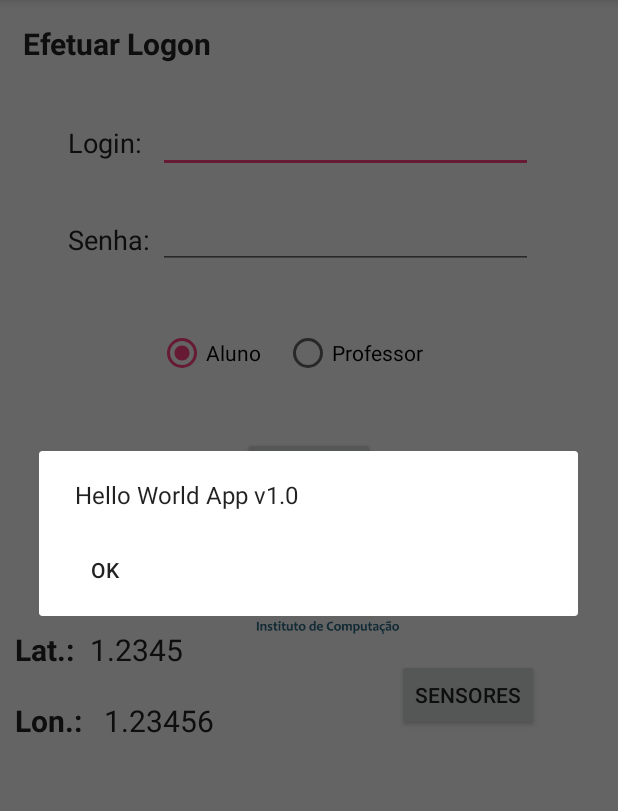
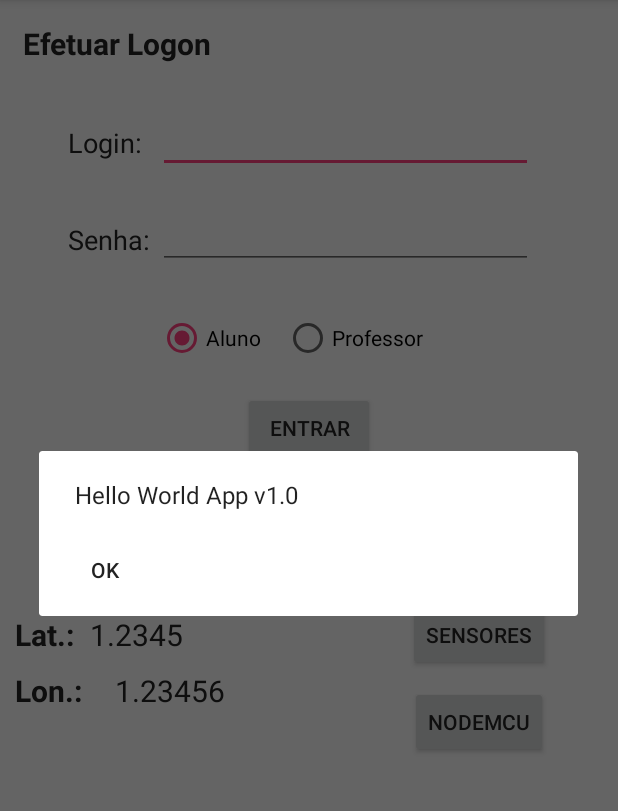
Before and after one commit to RobsonRojas/AndroidTraining, an Android app: the screen it shows after launch (MainActivity), in the options menu, after a tap on "Sobre", on a phone screen of 412 x 824 dp, the part 84-895 px from its top. Run offline under Robolectric (Android 15) with nearby library versions, the phone set to English and light mode, and no system bars; libraries missing offline, so code that uses them is left out: org.eclipse.paho.

Commit message:
Added node mcu screen

```diff
--- a/HelloWorldv10/app/src/main/java/br/edu/ufam/icomp/helloworldv10/MainActivity.java
+++ b/HelloWorldv10/app/src/main/java/br/edu/ufam/icomp/helloworldv10/MainActivity.java
@@ -37,10 +37,7 @@ import java.net.URL;
 
 import javax.net.ssl.HttpsURLConnection;
 
-public class MainActivity extends AppCompatActivity implements SensorEventListener {
-    private Sensor acel, mag, gir;
-    private SensorManager sensorManager;
-
+public class MainActivity extends AppCompatActivity {
     @Override
     protected void onCreate(Bundle savedInstanceState) {
         super.onCreate(savedInstanceState);
@@ -49,11 +46,6 @@ public class MainActivity extends AppCompatActivity implements SensorEventListen
 
         LocationManager locationManager
                 = (LocationManager) this.getSystemService(Context.LOCATION_SERVICE);
-        sensorManager = (SensorManager) getSystemService(Context.SENSOR_SERVICE);
-
-        acel = sensorManager.getDefaultSensor(Sensor.TYPE_ACCELEROMETER);
-        mag = sensorManager.getDefaultSensor(Sensor.TYPE_MAGNETIC_FIELD);
-        gir = sensorManager.getDefaultSensor(Sensor.TYPE_GYROSCOPE);
 
         final TextView latitude = findViewById(R.id.latitude);
         final TextView longitude = findViewById(R.id.longitude);
@@ -193,20 +185,12 @@ public class MainActivity extends AppCompatActivity implements SensorEventListen
     protected void onResume() {
         super.onResume();
         Log.i("HelloDebug", "Método onResume executado ...");
-
-        sensorManager.registerListener(this, acel, SensorManager.SENSOR_DELAY_NORMAL);
-        sensorManager.registerListener(this, mag, SensorManager.SENSOR_DELAY_NORMAL);
-        sensorManager.registerListener(this, gir, SensorManager.SENSOR_DELAY_NORMAL);
     }
 
     @Override
     protected void onPause() {
         super.onPause();
         Log.i("HelloDebug", "Método onPause executado ...");
-
-        sensorManager.unregisterListener(this, acel);
-        sensorManager.unregisterListener(this, mag);
-        sensorManager.unregisterListener(this, gir);
     }
 
     @Override
@@ -227,20 +211,8 @@ public class MainActivity extends AppCompatActivity implements SensorEventListen
         startActivity(intent);
     }
 
-    @Override
-    public void onSensorChanged(SensorEvent event) {
-        if (event.sensor.getType() == Sensor.TYPE_ACCELEROMETER
-                || event.sensor.getType() == Sensor.TYPE_MAGNETIC_FIELD
-                || event.sensor.getType() == Sensor.TYPE_GYROSCOPE) {
-
-
-            Intent intent = new Intent(this, BemVindoActivity.class);
-            startActivity(intent);
-        }
-    }
-
-    @Override
-    public void onAccuracyChanged(Sensor sensor, int accuracy) {
-
+    public void onButtonNodeMCUClick(View view) {
+        Intent intent = new Intent(this, NodeActivity.class);
+        startActivity(intent);
     }
 }
--- /dev/null
+++ b/HelloWorldv10/app/src/main/java/br/edu/ufam/icomp/helloworldv10/NodeActivity.java
@@ -0,0 +1,33 @@
+package br.edu.ufam.icomp.helloworldv10;
+
+import android.support.v7.app.AppCompatActivity;
+import android.os.Bundle;
+import android.view.View;
+import android.widget.EditText;
+import android.widget.TextView;
+
+import org.eclipse.paho.client.mqttv3.MqttClient;
+
+public class NodeActivity extends AppCompatActivity {
+
+    EditText endereco;
+    TextView led, ldr;
+    MqttClient mqtt;
+
+    @Override
+    protected void onCreate(Bundle savedInstanceState) {
+        super.onCreate(savedInstanceState);
+        setContentView(R.layout.activity_node);
+
+        endereco = findViewById(R.id.nodeEndereco);
+        endereco.setText("200.17.48.151");
+        led = findViewById(R.id.nodeLed);
+        ldr = findViewById(R.id.nodeLdr);
+    }
+
+    public void atualizarClicado(View view) {
+    }
+
+    public void ledClicado(View view) {
+    }
+}
--- a/HelloWorldv10/app/src/main/res/layout/activity_main.xml
+++ b/HelloWorldv10/app/src/main/res/layout/activity_main.xml
@@ -64,7 +64,7 @@
         android:id="@+id/radioTipo"
         android:layout_width="wrap_content"
         android:layout_height="wrap_content"
-        android:layout_marginTop="40dp"
+        android:layout_marginTop="30dp"
         android:orientation="horizontal"
         app:layout_constraintLeft_toLeftOf="@id/editSenha"
         app:layout_constraintTop_toBottomOf="@id/editSenha">
@@ -87,7 +87,7 @@
         android:id="@+id/buttonEntrar"
         android:layout_width="wrap_content"
         android:layout_height="wrap_content"
-        android:layout_marginTop="40dp"
+        android:layout_marginTop="20dp"
         android:onClick="entrarClicado"
         android:text="@string/entrar"
         app:layout_constraintLeft_toLeftOf="parent"
@@ -96,8 +96,8 @@
 
     <ImageView
         android:id="@+id/imageIComp"
-        android:layout_width="130dp"
-        android:layout_height="80dp"
+        android:layout_width="100dp"
+        android:layout_height="70dp"
         android:layout_marginTop="10dp"
         app:layout_constraintLeft_toLeftOf="parent"
         app:layout_constraintRight_toRightOf="parent"
@@ -109,7 +109,7 @@
         android:layout_width="wrap_content"
         android:layout_height="wrap_content"
         android:layout_marginLeft="10dp"
-        android:layout_marginTop="80dp"
+        android:layout_marginTop="100dp"
         android:text="Lat.: "
         android:textSize="20sp"
         android:textStyle="bold"
@@ -120,7 +120,7 @@
         android:layout_width="wrap_content"
         android:layout_height="wrap_content"
         android:layout_marginLeft="60dp"
-        android:layout_marginTop="80dp"
+        android:layout_marginTop="100dp"
         android:text="1.2345"
         android:textSize="20sp"
         app:layout_constraintLeft_toLeftOf="parent"
@@ -130,7 +130,7 @@
         android:id="@+id/longTextView"
         android:layout_width="wrap_content"
         android:layout_height="wrap_content"
-        android:layout_marginTop="20dp"
+        android:layout_marginTop="10dp"
         android:layout_marginLeft="10dp"
         android:text="Lon.: "
         android:textSize="20sp"
@@ -142,7 +142,7 @@
         android:id="@+id/longitude"
         android:layout_width="wrap_content"
         android:layout_height="wrap_content"
-        android:layout_marginTop="20dp"
+        android:layout_marginTop="10dp"
         android:layout_marginLeft="60dp"
         android:text="1.23456"
         android:textSize="20sp"
@@ -161,4 +161,16 @@
         app:layout_constraintRight_toRightOf="parent"
         app:layout_constraintTop_toBottomOf="@id/imageIComp" />
 
+    <Button
+        android:id="@+id/nodeMcuButton"
+        android:layout_width="wrap_content"
+        android:layout_height="wrap_content"
+        android:layout_marginTop="10dp"
+        android:layout_marginLeft="70dp"
+        android:onClick="onButtonNodeMCUClick"
+        android:text="@string/nodemcu"
+        app:layout_constraintLeft_toLeftOf="@id/imageIComp"
+        app:layout_constraintRight_toRightOf="parent"
+        app:layout_constraintTop_toBottomOf="@id/buttonSensores" />
+
 </android.support.constraint.ConstraintLayout>
--- a/HelloWorldv10/app/src/main/res/values/strings.xml
+++ b/HelloWorldv10/app/src/main/res/values/strings.xml
@@ -10,4 +10,5 @@
     <string name="sobre">Sobre</string>
     <string name="configs">Configurações</string>
     <string name="sensores">SENSORES</string>
+    <string name="nodemcu">NODEMCU</string>
 </resources>
```
Also changed, not shown: HelloWorldv10/app/build.gradle (+7 -0 lines), HelloWorldv10/app/src/main/AndroidManifest.xml (+7 -2 lines), HelloWorldv10/app/src/main/res/layout/activity_node.xml (added, +120 -0 lines).
